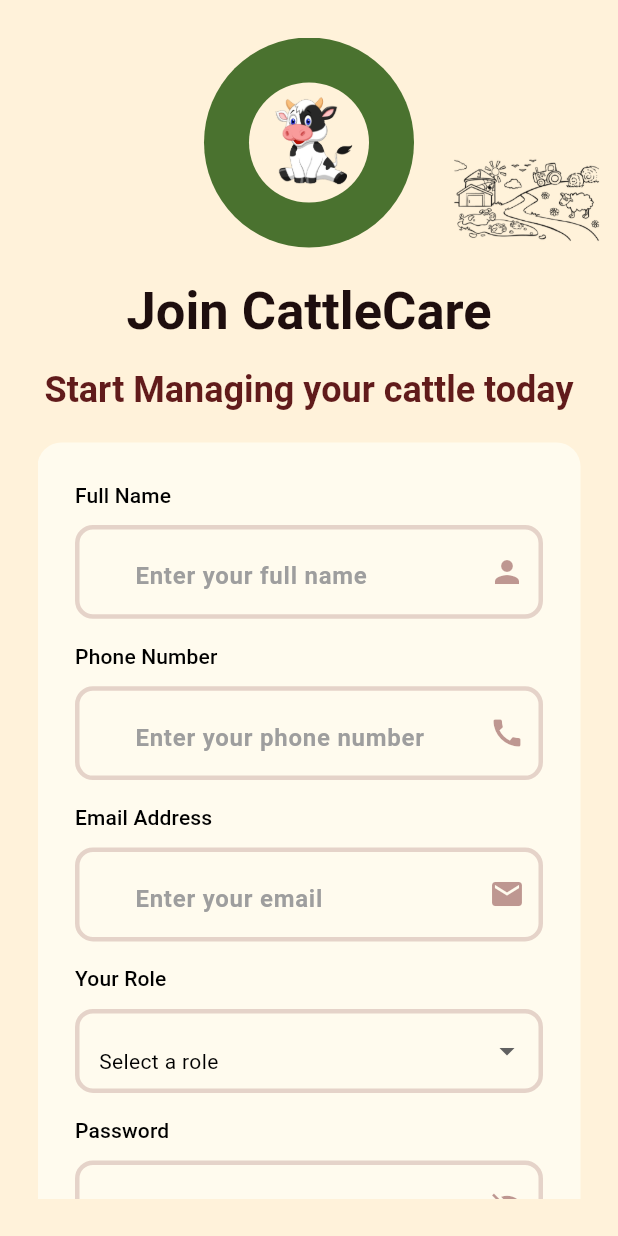
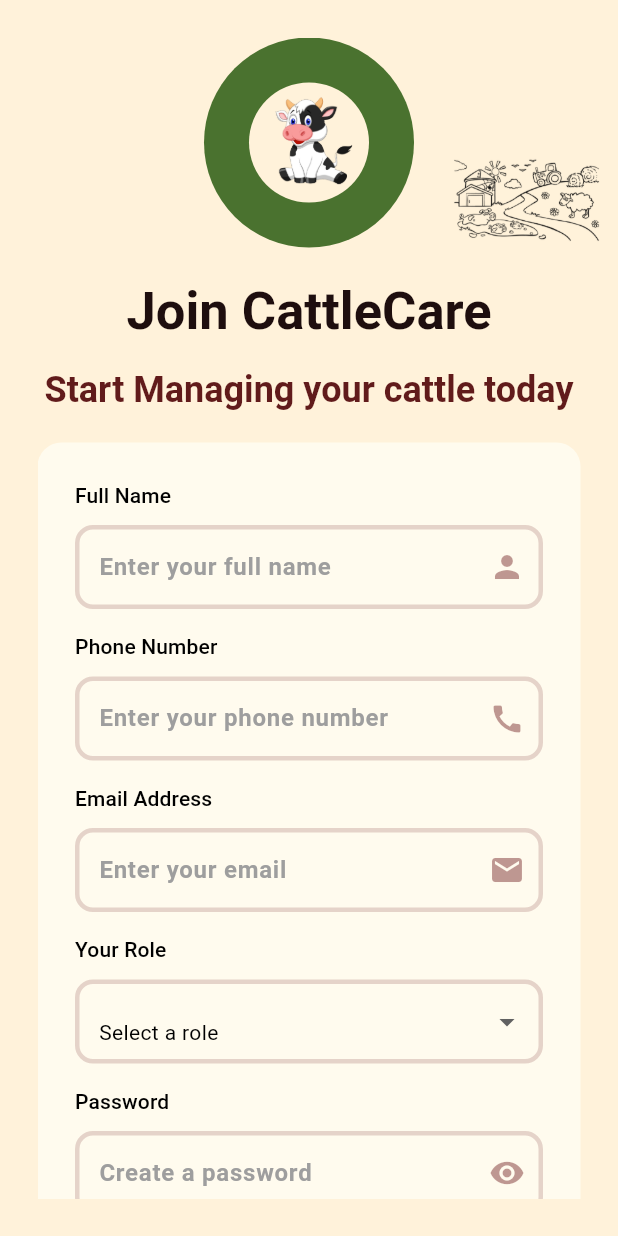
Before and after one commit to rodgersBRY/boma360-client, a Flutter app: the RegisterWidget screen opened by its route, on a phone screen of 412 x 824 dp. Run offline on Flutter 3.47's test engine with Material 3 defaults, Android fonts, the phone set to English and light mode, and no system bars; our stand-ins replace delightful_toast, flutter_dotenv, flutter_spinkit, font_awesome_flutter, get, shared_preferences and 1 more; accounts and stored records are empty.

Commit message:
fix password input field

```diff
--- a/lib/presentation/pages/auth/auth_controller.dart
+++ b/lib/presentation/pages/auth/auth_controller.dart
@@ -9,6 +9,7 @@ import 'package:supabase_flutter/supabase_flutter.dart';
 class AuthController extends GetxController {
   var isLoading = false.obs;
   var isFailed = false.obs;
+  var obscureText = true.obs;
 
   final TextEditingController nameTextController = TextEditingController();
   final TextEditingController phoneTextController = TextEditingController();
@@ -19,6 +20,8 @@ class AuthController extends GetxController {
       TextEditingController();
 
   Rx<bool> acceptedTermsOfService = false.obs;
+
+  void toggleVisibility() => obscureText.value = !obscureText.value;
 
   Future login() async {
     isFailed.value = false;
--- a/lib/presentation/pages/auth/register.dart
+++ b/lib/presentation/pages/auth/register.dart
@@ -125,19 +125,33 @@ class RegisterWidget extends StatelessWidget {
                         const SizedBox(height: 15.0),
                         Text('Password', style: textTheme.labelLarge),
                         const SizedBox(height: 10.0),
-                        InputField(
-                          hintText: 'Create a password',
-                          suffixIcon: Icons.visibility_off,
-                          textController: controller.passwordTextController,
+                        Obx(
+                          () => InputField(
+                            hintText: 'Create a password',
+                            suffixIcon:
+                                controller.obscureText.value
+                                    ? Icons.visibility
+                                    : Icons.visibility_off,
+                            obscureText: controller.obscureText.value,
+                            textController: controller.passwordTextController,
+                            onPressed: controller.toggleVisibility,
+                          ),
                         ),
                         const SizedBox(height: 15.0),
                         Text('Confirm Password', style: textTheme.labelLarge),
                         const SizedBox(height: 10.0),
-                        InputField(
-                          hintText: 'Confirm your password',
-                          suffixIcon: Icons.visibility_off,
-                          textController:
-                              controller.confirmPasswordTextController,
+                        Obx(
+                          () => InputField(
+                            hintText: 'Confirm your password',
+                            suffixIcon:
+                                controller.obscureText.value
+                                    ? Icons.visibility
+                                    : Icons.visibility_off,
+                            obscureText: controller.obscureText.value,
+                            textController:
+                                controller.confirmPasswordTextController,
+                            onPressed: controller.toggleVisibility,
+                          ),
                         ),
                         const SizedBox(height: 10.0),
                         Wrap(
--- a/lib/presentation/widgets/input_field.dart
+++ b/lib/presentation/widgets/input_field.dart
@@ -9,6 +9,7 @@ class InputField extends StatelessWidget {
   final IconData? prefixIcon;
   final TextInputType? inputType;
   final TextEditingController? textController;
+  final VoidCallback? onPressed;
 
   const InputField({
     super.key,
@@ -18,6 +19,7 @@ class InputField extends StatelessWidget {
     this.obscureText,
     this.suffixIcon,
     this.prefixIcon,
+    this.onPressed,
     this.inputType = TextInputType.text,
   });
 
@@ -53,10 +55,16 @@ class InputField extends StatelessWidget {
             width: 3.0,
           ),
         ),
-        prefix: Icon(prefixIcon, color: AppColors.danger.withValues(alpha: .5)),
+        prefix:
+            prefixIcon != null
+                ? Icon(
+                  prefixIcon,
+                  color: AppColors.danger.withValues(alpha: .5),
+                )
+                : null,
         suffixIcon: IconButton(
           icon: Icon(suffixIcon, color: AppColors.danger.withValues(alpha: .5)),
-          onPressed: () {},
+          onPressed: onPressed,
         ),
       ),
     );
```
Also changed, not shown: lib/presentation/pages/auth/login.dart (+13 -7 lines).
